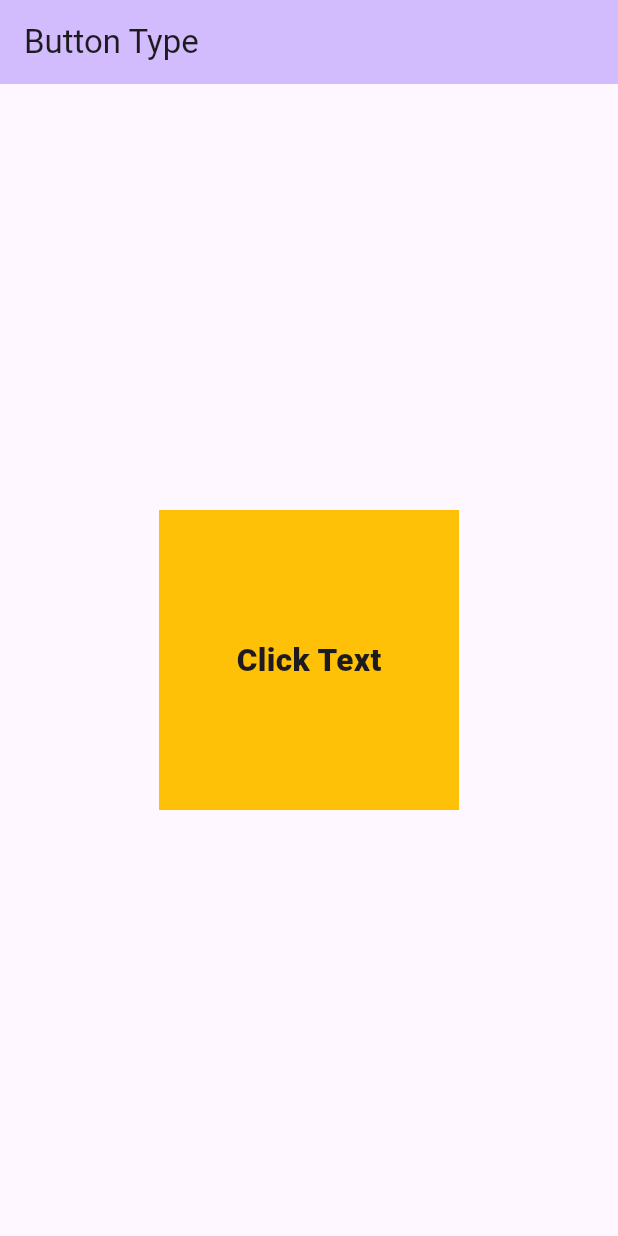
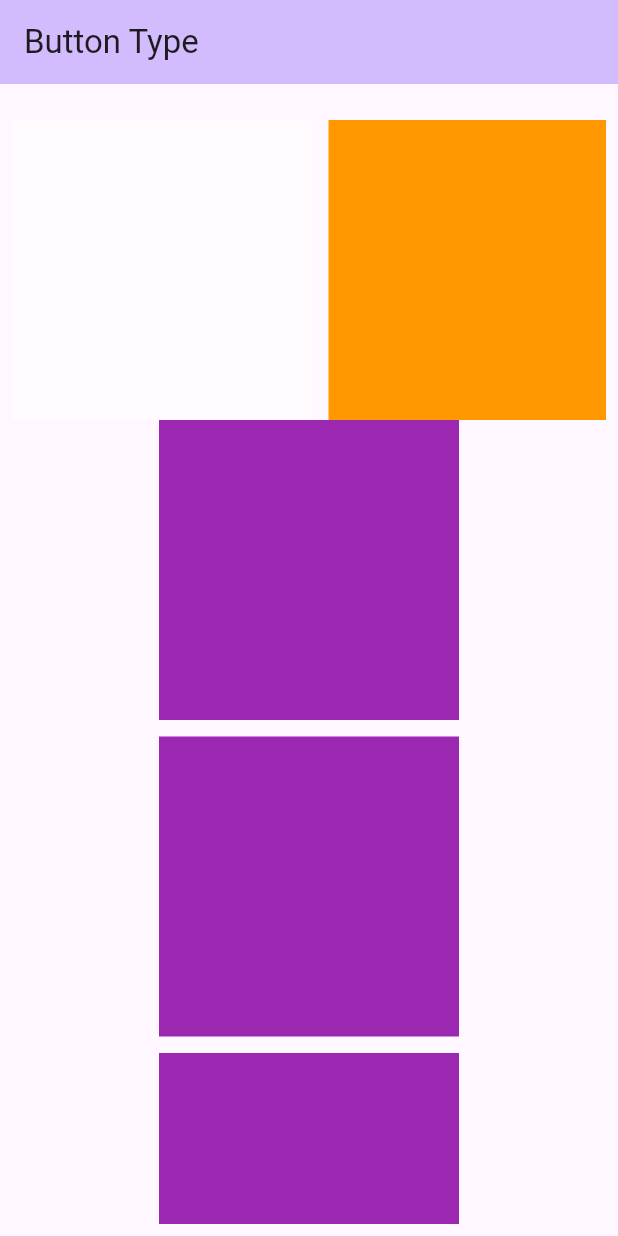
Before and after one commit to jainsourab99/FlutterAllTypeofButton, a Flutter app: the screen it shows after launch, on a phone screen of 412 x 824 dp. Run offline on Flutter 3.47's test engine with Material 3 defaults, Android fonts, the phone set to English and light mode, and no system bars.

Commit message:
Single Child Scroll View Widget

```diff
--- a/lib/main.dart
+++ b/lib/main.dart
@@ -83,31 +83,87 @@ class _MyHomePageState extends State<MyHomePage> {
         // the App.build method, and use it to set our appbar title.
         title: const Text("Button Type"),
       ),
-      body: Center(
-        child: InkWell(
-          onTap: () {
-            print("On tap");
-          },
-          onLongPress: () {
-            print("onLongPress");
-          },
-          onDoubleTap: () {
-            print("onDoubleTap");
-          },
-          child: Container(
-            width: 200,
-            height: 200,
-            color: Colors.amber,
-            child: Center(
-                child: InkWell(
-                  onTap: () {
-                    print("Text Widget Tapped");
-                  },
-                  child: Text(
-                    "Click Text", style: TextStyle(fontSize: 21, fontWeight: FontWeight.w900),
-                  ),
-                )
-            ),
+      body: Padding(
+        padding: const EdgeInsets.all(8.0),
+        child: SingleChildScrollView(
+          child: Column(
+            mainAxisAlignment: MainAxisAlignment.spaceEvenly,
+            children: [
+              Padding(padding: EdgeInsets.all(8)),
+              SingleChildScrollView(
+                scrollDirection: Axis.horizontal,
+                child: Row(
+                  children: [
+                    Container(
+                      height: 200,
+                      width: 200,
+                      margin: EdgeInsets.only(right: 11),
+                      color: Colors.white54,
+                    ),
+                    Container(
+                      height: 200,
+                      width: 200,
+                      margin: EdgeInsets.only(right: 11),
+                      color: Colors.orange,
+                    ),
+                    Container(
+                      height: 200,
+                      width: 200,
+                      margin: EdgeInsets.only(right: 11),
+                      color: Colors.orangeAccent,
+                    ),
+                    Container(
+                      height: 200,
+                      width: 200,
+                      margin: EdgeInsets.only(right: 11),
+                      color: Colors.purple,
+                    ),
+                  ],
+                ),
+              ),
+              Container(
+                height: 200,
+                width: 200,
+                margin: EdgeInsets.only(bottom: 11),
+                color: Colors.purple,
+              ),
+              Container(
+                height: 200,
+                width: 200,
+                margin: EdgeInsets.only(bottom: 11),
+                color: Colors.purple,
+              ),
+              Container(
+                height: 200,
+                width: 200,
+                margin: EdgeInsets.only(bottom: 11),
+                color: Colors.purple,
+              ),
+              Container(
+                height: 200,
+                width: 200,
+                margin: EdgeInsets.only(bottom: 11),
+                color: Colors.red,
+              ),
+              Container(
+                height: 200,
+                width: 200,
+                margin: EdgeInsets.only(bottom: 11),
+                color: Colors.black,
+              ),
+              Container(
+                height: 200,
+                width: 200,
+                margin: EdgeInsets.only(bottom: 11),
+                color: Colors.blue,
+              ),
+              Container(
+                height: 200,
+                width: 200,
+                margin: EdgeInsets.only(bottom: 11),
+                color: Colors.green,
+              )
+            ],
           ),
         ),
       ),
```
